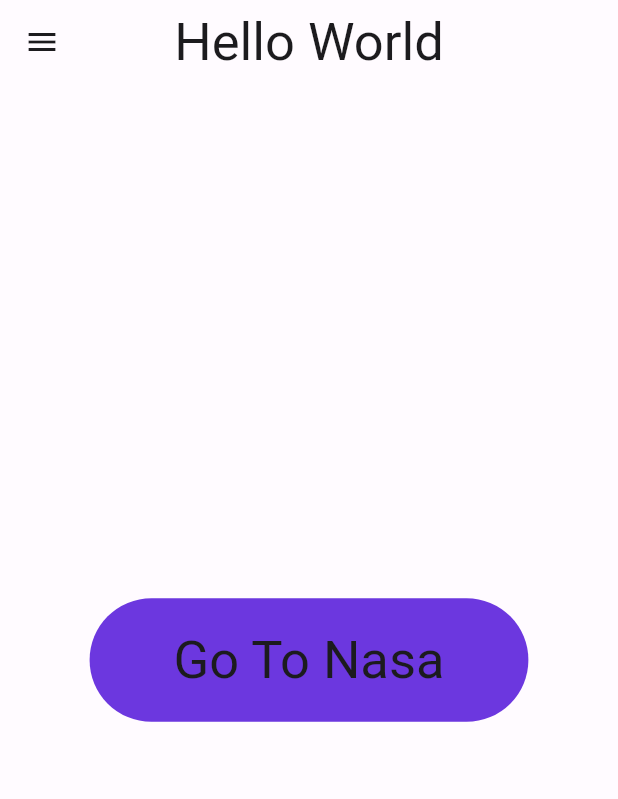
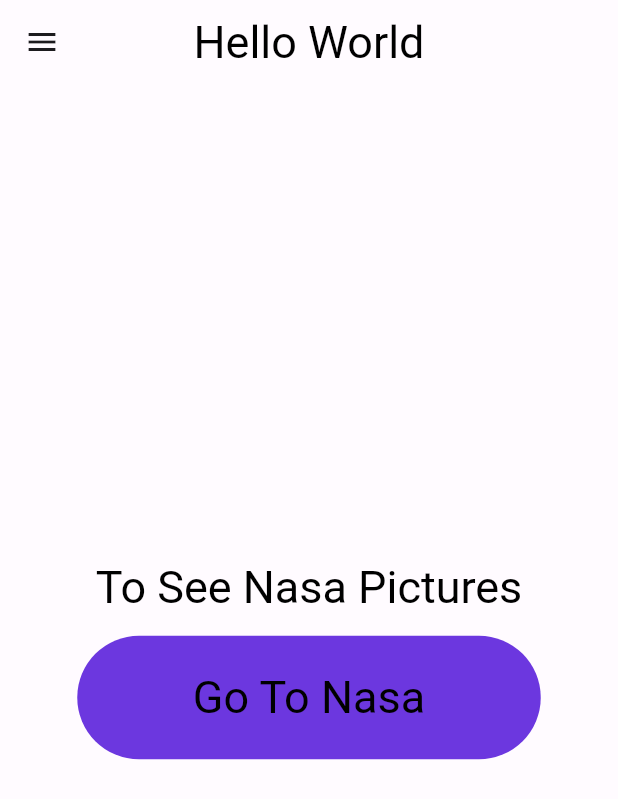
Before and after one commit to mido-ahmed/Setup-App-with-All-Initial-Features, a Flutter app: the screen it shows after launch, on a phone screen of 412 x 824 dp. Shown: the top 799 px of the screen. Run offline on Flutter 3.47's test engine with Material 2 defaults, Android fonts, the phone set to English and light mode, and no system bars; our stand-ins replace go_router, google_fonts, hive, hive_flutter, sizer; accounts and stored records are empty; generated files the repository leaves out were written again.

Commit message:
add another word in l10n file and some editing in ui

```diff
--- a/lib/l10n/app_ar.arb
+++ b/lib/l10n/app_ar.arb
@@ -3,5 +3,6 @@
   "home": "الرئيسيه",
   "goToHome": "للرئيسيه",
   "goToNasa": "لناسا",
-  "nasaWord" : "عالم ناسا"
+  "nasaWord" : "عالم ناسا",
+  "seePictures": "لرؤيه صور ناسا"
 }
--- a/lib/l10n/app_en.arb
+++ b/lib/l10n/app_en.arb
@@ -3,5 +3,6 @@
   "home": "Home",
   "goToHome": "Go To Home",
   "goToNasa": "Go To Nasa",
-  "nasaWord": "Nasa World"
+  "nasaWord": "Nasa World",
+  "seePictures": "To See Nasa Pictures"
 }
--- a/lib/ui/screens/home.dart
+++ b/lib/ui/screens/home.dart
@@ -58,8 +58,13 @@ class HomeScreen extends StatelessWidget {
         child: Column(
           mainAxisAlignment: MainAxisAlignment.center,
           children: [
+            Text(
+              AppLocalizations.of(context)!.seePictures,
+              style: Theme.of(context).textTheme.displayMedium,
+            ),
+            const SizedBox(height: 15),
             SizedBox(
-              width: MediaQuery.sizeOf(context).width * .71,
+              width: MediaQuery.sizeOf(context).width * .75,
               height: MediaQuery.sizeOf(context).height * .1,
               child: FilledButton(
                 onPressed: () => context.push(news),
@@ -69,7 +74,6 @@ class HomeScreen extends StatelessWidget {
                 ),
               ),
             ),
-
           ],
         ),
       ),
--- a/lib/utils/typography.dart
+++ b/lib/utils/typography.dart
@@ -11,7 +11,8 @@ final textTheme = TextTheme(
   ),
   displayMedium: GoogleFonts.autourOne(
     fontWeight: FontWeight.w400,
-    fontSize: 35,
+    color: Colors.black,
+    fontSize: 30,
     height: 52 / 45,
   ),
   displaySmall: GoogleFonts.inter(
```
Also changed, not shown: lib/ui/screens/nasa.dart (+10 -10 lines).
